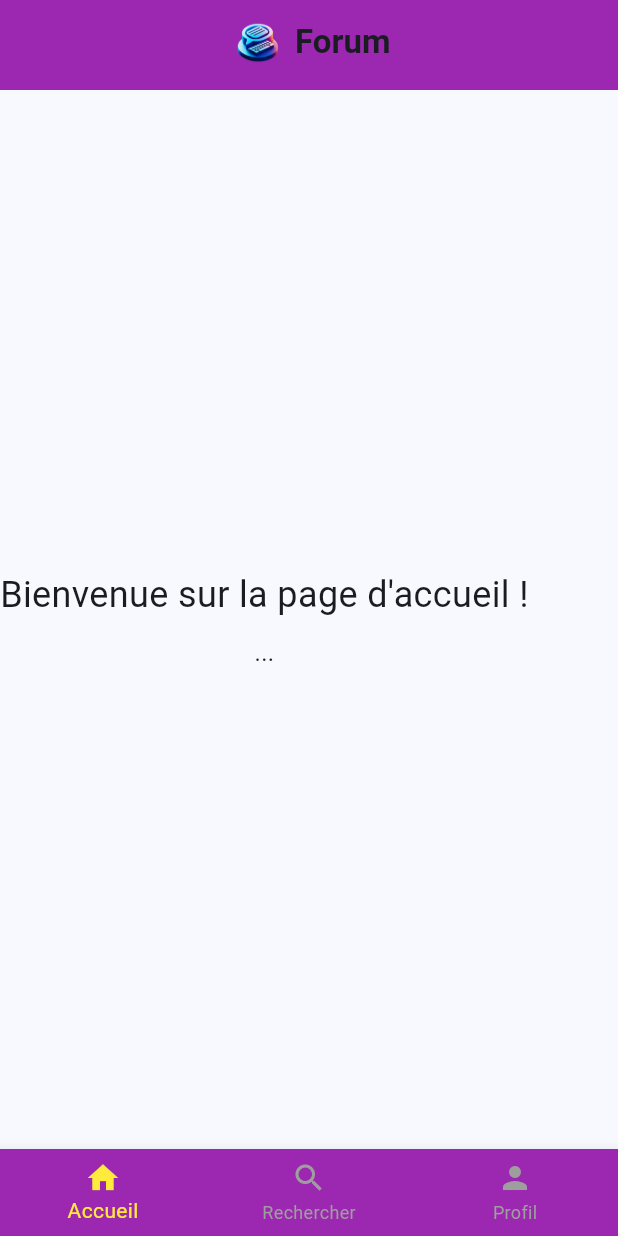
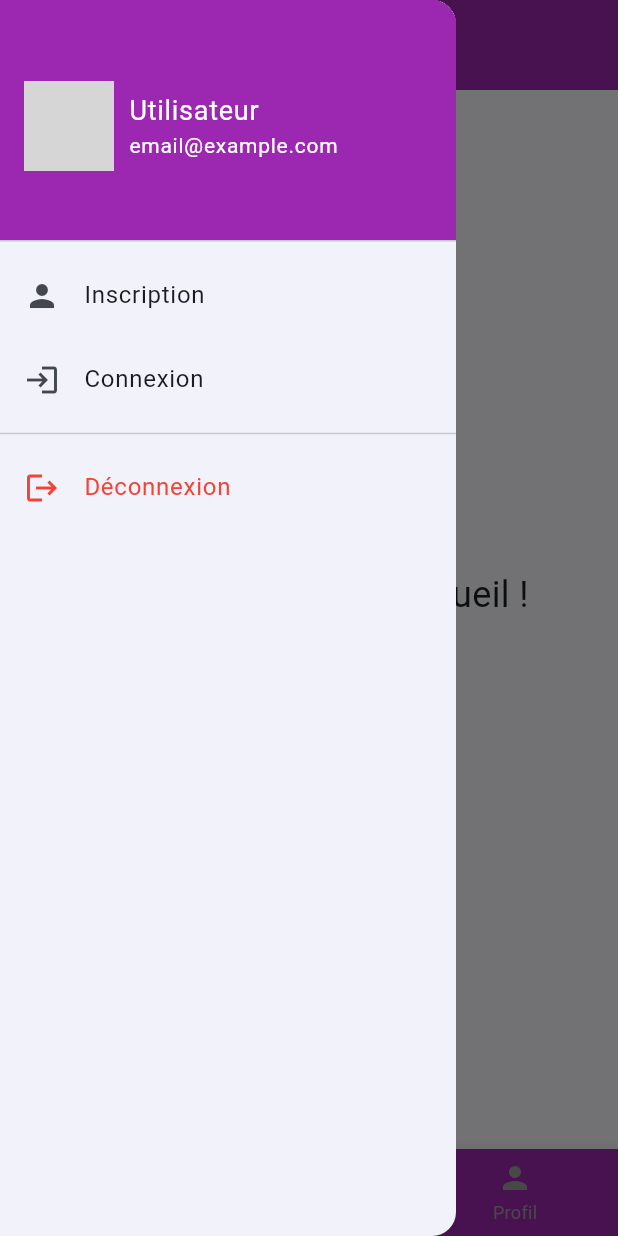
Before and after one commit to Picpepper/FlutterForum, a Flutter app: the screen it shows after launch, with the side drawer open (before the commit the screen has no drawer), on a phone screen of 412 x 824 dp. Run offline on Flutter 3.47's test engine with Material 3 defaults, Android fonts, the phone set to English and light mode, and no system bars; our stand-ins replace flutter_secure_storage; grey boxes are pictures that could not be loaded.

Commit message:
composant Drawer

```diff
--- a/lib/vue/accueil.dart
+++ b/lib/vue/accueil.dart
@@ -1,6 +1,7 @@
 import 'package:flutter/material.dart';
 import 'composant/appbar.dart';
 import 'composant/bottomnavbar.dart';
+import 'composant/drawer.dart';
 
 class Accueil extends StatefulWidget {
   const Accueil({super.key});
@@ -14,6 +15,7 @@ class _AccueilState extends State<Accueil> {
   Widget build(BuildContext context) {
     return Scaffold(
       appBar: CustomAppBar(),
+      drawer: CustomDrawer(),
       body: Column(
           mainAxisAlignment: MainAxisAlignment.center,
           children: [
--- /dev/null
+++ b/lib/vue/composant/drawer.dart
@@ -0,0 +1,65 @@
+import 'package:flutter/material.dart';
+
+class CustomDrawer extends StatelessWidget {
+
+  @override
+  Widget build(BuildContext context) {
+    return Drawer(
+      child: ListView(
+        padding: EdgeInsets.zero,
+        children: [
+          DrawerHeader(
+            decoration: BoxDecoration(color: Colors.purple),
+            child: Row(
+              crossAxisAlignment: CrossAxisAlignment.center,
+              mainAxisAlignment: MainAxisAlignment.start,
+              children: [
+                CircleAvatar(
+                  backgroundImage: AssetImage('assets/images/avatar.png'),
+                  radius: 30,
+                ),
+                SizedBox(width: 10),
+                Column(
+                  crossAxisAlignment: CrossAxisAlignment.start,
+                  mainAxisAlignment: MainAxisAlignment.center,
+                  children: [
+                    Text(
+                      "Utilisateur",
+                      style: TextStyle(color: Colors.white, fontSize: 18),
+                    ),
+                    Text(
+                      "email@example.com",
+                      style: TextStyle(color: Colors.white, fontSize: 14),
+                    ),
+                  ],
+                ),
+              ],
+            ),
+          ),
+          ListTile(
+            leading: Icon(Icons.person),
+            title: Text('Inscription'),
+            onTap: () {
+              Navigator.pop(context);
+            },
+          ),
+          ListTile(
+            leading: Icon(Icons.login),
+            title: Text('Connexion'),
+            onTap: () {
+              Navigator.pop(context);
+            },
+          ),
+          Divider(),
+          ListTile(
+            leading: Icon(Icons.logout, color: Colors.red),
+            title: Text('Déconnexion', style: TextStyle(color: Colors.red)),
+            onTap: () {
+              // Logique de déconnexion
+            },
+          ),
+        ],
+      ),
+    );
+  }
+}
```
